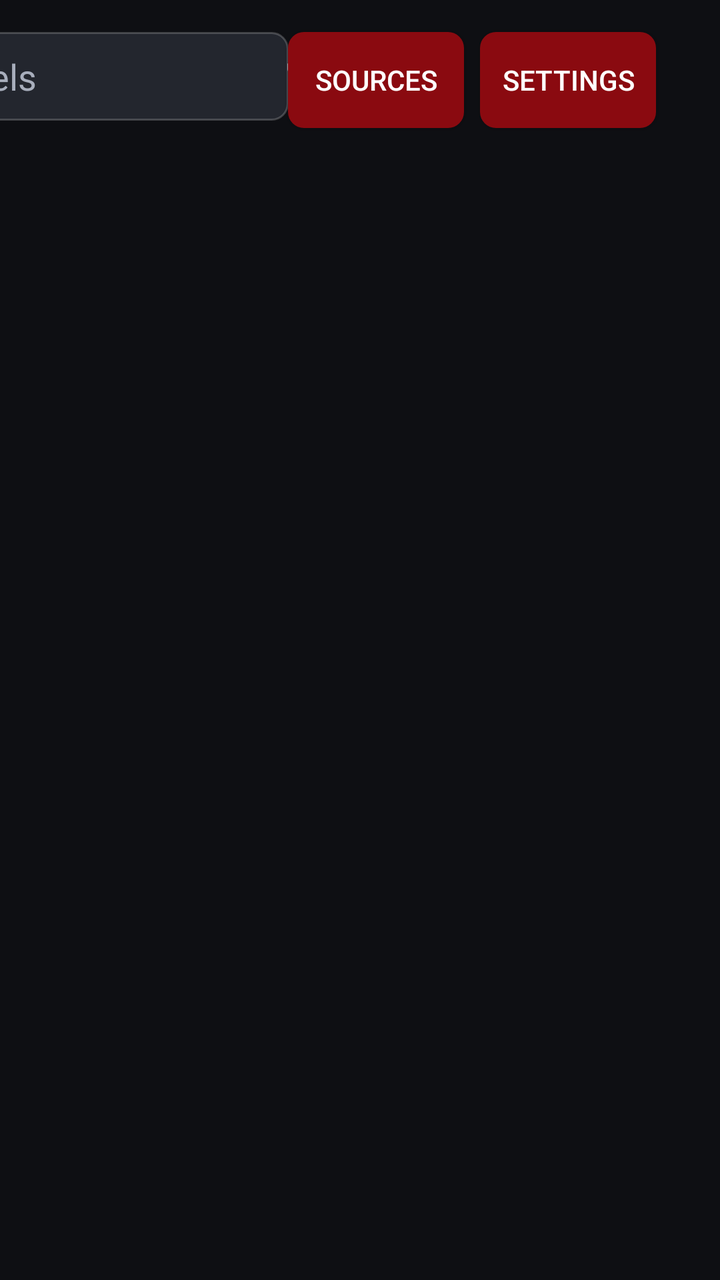
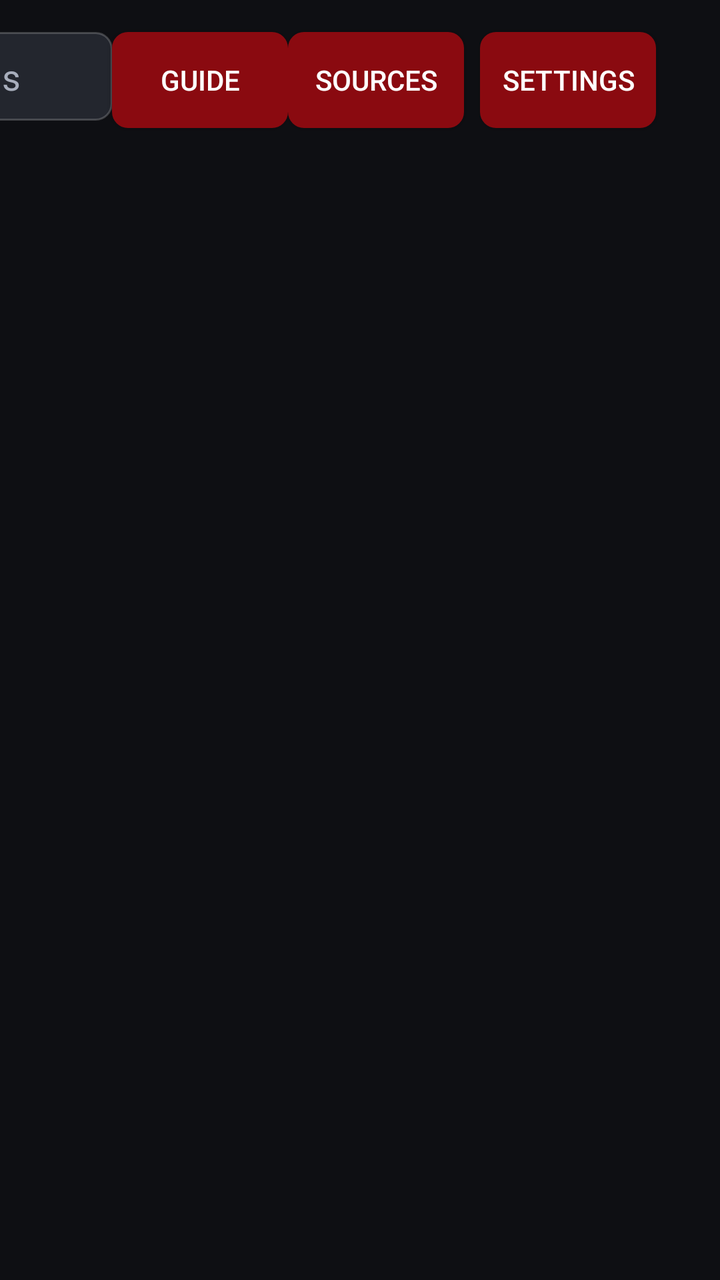

An Android layout rendered at two revisions. The XML below is the earlier revision; the diff shows what the commit changed to produce the second picture.
<!-- AndroidManifest.xml: application theme Theme.RedTV -->
<!-- res/layout/activity_main.xml -->
<?xml version="1.0" encoding="utf-8"?>
<androidx.constraintlayout.widget.ConstraintLayout
    xmlns:android="http://schemas.android.com/apk/res/android"
    xmlns:app="http://schemas.android.com/apk/res-auto"
    android:layout_width="match_parent"
    android:layout_height="match_parent"
    android:background="@color/bg">

    <ImageView
        android:id="@+id/logo"
        android:layout_width="36dp"
        android:layout_height="36dp"
        android:layout_marginStart="32dp"
        android:layout_marginTop="20dp"
        android:src="@mipmap/ic_launcher"
        app:layout_constraintStart_toStartOf="parent"
        app:layout_constraintTop_toTopOf="parent" />

    <TextView
        android:id="@+id/title"
        android:layout_width="wrap_content"
        android:layout_height="wrap_content"
        android:layout_marginStart="12dp"
        android:text="@string/app_name"
        android:textColor="@color/text_primary"
        android:textSize="20sp"
        android:textStyle="bold"
        app:layout_constraintBottom_toBottomOf="@id/logo"
        app:layout_constraintStart_toEndOf="@id/logo"
        app:layout_constraintTop_toTopOf="@id/logo" />

    <EditText
        android:id="@+id/search"
        android:layout_width="300dp"
        android:layout_height="wrap_content"
        android:layout_marginTop="16dp"
        android:background="@drawable/bg_input"
        android:drawableStart="@drawable/ic_search"
        android:drawablePadding="8dp"
        android:hint="@string/search_hint"
        android:imeOptions="actionSearch"
        android:inputType="text"
        android:maxLines="1"
        android:padding="10dp"
        android:textColor="@color/text_primary"
        android:textColorHint="@color/text_secondary"
        app:layout_constraintEnd_toStartOf="@id/btnSources"
        app:layout_constraintTop_toTopOf="parent" />

    <Button
        android:id="@+id/btnSources"
        android:layout_width="wrap_content"
        android:layout_height="wrap_content"
        android:layout_marginTop="16dp"
        android:layout_marginEnd="8dp"
        android:background="@drawable/bg_button"
        android:text="@string/sources"
        android:textColor="@color/text_primary"
        app:layout_constraintEnd_toStartOf="@id/btnSettings"
        app:layout_constraintTop_toTopOf="parent" />

    <Button
        android:id="@+id/btnSettings"
        android:layout_width="wrap_content"
        android:layout_height="wrap_content"
        android:layout_marginTop="16dp"
        android:layout_marginEnd="32dp"
        android:background="@drawable/bg_button"
        android:text="@string/settings"
        android:textColor="@color/text_primary"
        app:layout_constraintEnd_toEndOf="parent"
        app:layout_constraintTop_toTopOf="parent" />

    
    <androidx.recyclerview.widget.RecyclerView
        android:id="@+id/sectionList"
        android:layout_width="0dp"
        android:layout_height="wrap_content"
        android:layout_marginStart="28dp"
        android:layout_marginEnd="28dp"
        android:layout_marginTop="14dp"
        android:clipToPadding="false"
        app:layout_constraintEnd_toEndOf="parent"
        app:layout_constraintStart_toStartOf="parent"
        app:layout_constraintTop_toBottomOf="@id/logo" />

    <androidx.recyclerview.widget.RecyclerView
        android:id="@+id/categoryList"
        android:layout_width="250dp"
        android:layout_height="0dp"
        android:layout_marginStart="24dp"
        android:layout_marginTop="14dp"
        android:clipToPadding="false"
        android:paddingBottom="24dp"
        app:layout_constraintBottom_toBottomOf="parent"
        app:layout_constraintStart_toStartOf="parent"
        app:layout_constraintTop_toBottomOf="@id/sectionList" />

    <androidx.recyclerview.widget.RecyclerView
        android:id="@+id/channelGrid"
        android:layout_width="0dp"
        android:layout_height="0dp"
        android:layout_marginStart="14dp"
        android:layout_marginEnd="24dp"
        android:layout_marginTop="14dp"
        android:clipToPadding="false"
        android:paddingBottom="24dp"
        app:layout_constraintBottom_toBottomOf="parent"
        app:layout_constraintEnd_toEndOf="parent"
        app:layout_constraintStart_toEndOf="@id/categoryList"
        app:layout_constraintTop_toBottomOf="@id/sectionList" />

    <ProgressBar
        android:id="@+id/progress"
        android:layout_width="wrap_content"
        android:layout_height="wrap_content"
        android:indeterminateTint="@color/accent"
        android:visibility="gone"
        app:layout_constraintBottom_toBottomOf="parent"
        app:layout_constraintEnd_toEndOf="parent"
        app:layout_constraintStart_toEndOf="@id/categoryList"
        app:layout_constraintTop_toBottomOf="@id/sectionList" />

    <TextView
        android:id="@+id/emptyState"
        android:layout_width="0dp"
        android:layout_height="wrap_content"
        android:layout_marginHorizontal="48dp"
        android:gravity="center"
        android:textColor="@color/text_secondary"
        android:textSize="16sp"
        android:visibility="gone"
        app:layout_constraintBottom_toBottomOf="parent"
        app:layout_constraintEnd_toEndOf="parent"
        app:layout_constraintStart_toEndOf="@id/categoryList"
        app:layout_constraintTop_toBottomOf="@id/sectionList" />

</androidx.constraintlayout.widget.ConstraintLayout>
<!-- resources referenced by this layout -->
<resources>
  <color name="accent">#E50914</color>
  <color name="bg">#0E0F13</color>
  <color name="text_primary">#FFFFFF</color>
  <color name="text_secondary">#A8AEBC</color>
  <!-- drawable bg_button (drawable) -->
  <?xml version="1.0" encoding="utf-8"?>
  <selector xmlns:android="http://schemas.android.com/apk/res/android">
      <item android:state_focused="true">
          <shape android:shape="rectangle">
              <solid android:color="@color/accent" />
              <corners android:radius="8dp" />
          </shape>
      </item>
      <item android:state_pressed="true">
          <shape android:shape="rectangle">
              <solid android:color="@color/accent" />
              <corners android:radius="8dp" />
          </shape>
      </item>
      <item>
          <shape android:shape="rectangle">
              <solid android:color="@color/accent_dim" />
              <corners android:radius="8dp" />
          </shape>
      </item>
  </selector>
  <!-- drawable bg_input (drawable) -->
  <?xml version="1.0" encoding="utf-8"?>
  <selector xmlns:android="http://schemas.android.com/apk/res/android">
      <item android:state_focused="true">
          <shape android:shape="rectangle">
              <solid android:color="@color/surface_focused" />
              <stroke android:width="2dp" android:color="@color/accent" />
              <corners android:radius="8dp" />
          </shape>
      </item>
      <item>
          <shape android:shape="rectangle">
              <solid android:color="@color/surface" />
              <stroke android:width="1dp" android:color="#33FFFFFF" />
              <corners android:radius="8dp" />
          </shape>
      </item>
  </selector>
  <!-- drawable ic_search (drawable) -->
  <vector xmlns:android="http://schemas.android.com/apk/res/android"
      android:width="24dp" android:height="24dp"
      android:viewportWidth="24" android:viewportHeight="24">
      <path android:fillColor="#FFFFFF"
          android:pathData="M15.5,14h-0.79l-0.28,-0.27C15.41,12.59 16,11.11 16,9.5 16,5.91 13.09,3 9.5,3S3,5.91 3,9.5 5.91,16 9.5,16c1.61,0 3.09,-0.59 4.23,-1.57l0.27,0.28v0.79l5,4.99L20.49,19l-4.99,-5zM9.5,14C7.01,14 5,11.99 5,9.5S7.01,5 9.5,5 14,7.01 14,9.5 11.99,14 9.5,14z"/>
  </vector>
  <!-- mipmap ic_launcher (mipmap-anydpi-v26) -->
  <?xml version="1.0" encoding="utf-8"?>
  <adaptive-icon xmlns:android="http://schemas.android.com/apk/res/android">
      <background android:drawable="@color/ic_launcher_background" />
      <foreground android:drawable="@drawable/ic_launcher_foreground" />
  </adaptive-icon>
  <string name="app_name">Red TV</string>
  <string name="search_hint">Search channels</string>
  <string name="settings">Settings</string>
  <string name="sources">Sources</string>
  <style name="Theme.RedTV" parent="Theme.AppCompat.NoActionBar">
          <item name="android:windowBackground">@color/bg</item>
          <item name="android:colorBackground">@color/bg</item>
          <item name="colorAccent">@color/accent</item>
          <item name="android:textColorPrimary">@color/text_primary</item>
          <item name="android:textColorSecondary">@color/text_secondary</item>
          <item name="android:windowNoTitle">true</item>
          <item name="android:windowFullscreen">false</item>
      </style>
  <color name="accent_dim">#8A0A10</color>
  <color name="surface_focused">#3A3F4B</color>
  <color name="surface">#23262E</color>
  <color name="ic_launcher_background">#0E0F13</color>
  <!-- drawable ic_launcher_foreground: png bitmap (drawable, 1826 bytes) -->
</resources>

<!-- the commit's change to res/layout/activity_main.xml (unified diff, before → after) -->
@@ -1,4 +1,5 @@
 <?xml version="1.0" encoding="utf-8"?>
+
 <androidx.constraintlayout.widget.ConstraintLayout
     xmlns:android="http://schemas.android.com/apk/res/android"
     xmlns:app="http://schemas.android.com/apk/res-auto"
@@ -31,7 +32,7 @@
 
     <EditText
         android:id="@+id/search"
-        android:layout_width="300dp"
+        android:layout_width="220dp"
         android:layout_height="wrap_content"
         android:layout_marginTop="16dp"
         android:background="@drawable/bg_input"
@@ -44,6 +45,17 @@
         android:padding="10dp"
         android:textColor="@color/text_primary"
         android:textColorHint="@color/text_secondary"
+        app:layout_constraintEnd_toStartOf="@id/btnGuide"
+        app:layout_constraintTop_toTopOf="parent" />
+
+    <Button
+        android:id="@+id/btnGuide"
+        android:layout_width="wrap_content"
+        android:layout_height="wrap_content"
+        android:layout_marginTop="16dp"
+        android:background="@drawable/bg_button"
+        android:text="Guide"
+        android:textColor="@color/text_primary"
         app:layout_constraintEnd_toStartOf="@id/btnSources"
         app:layout_constraintTop_toTopOf="parent" />
 
@@ -82,11 +94,11 @@
         android:clipToPadding="false"
         app:layout_constraintEnd_toEndOf="parent"
         app:layout_constraintStart_toStartOf="parent"
-        app:layout_constraintTop_toBottomOf="@id/logo" />
+        app:layout_constraintTop_toBottomOf="@id/btnSettings" />
 
     <androidx.recyclerview.widget.RecyclerView
         android:id="@+id/categoryList"
-        android:layout_width="250dp"
+        android:layout_width="180dp"
         android:layout_height="0dp"
         android:layout_marginStart="24dp"
         android:layout_marginTop="14dp"
